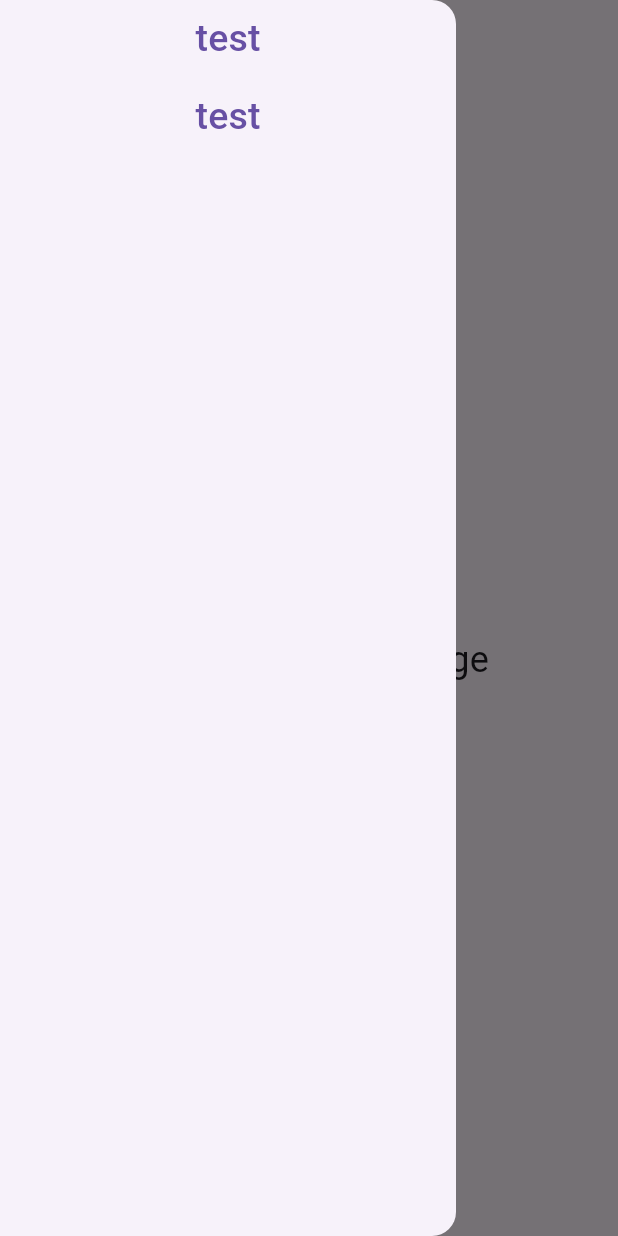
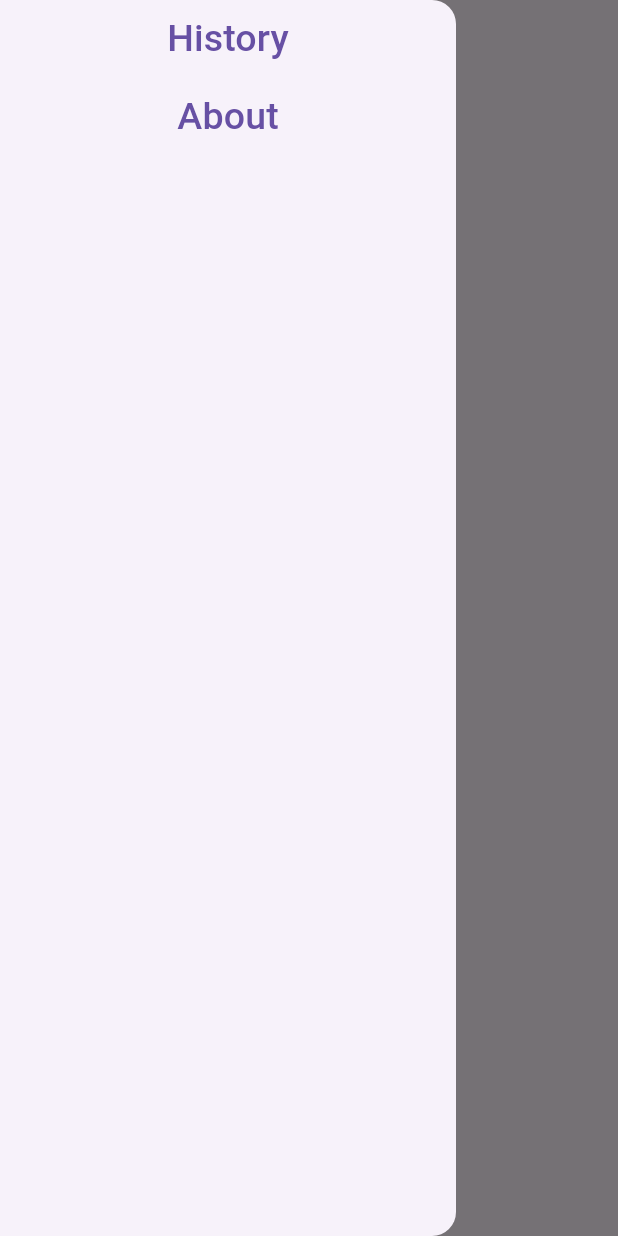
Before and after one commit to cookie70301/flutter_dart_app, a Flutter app: the screen it shows after launch, with the side drawer open, on a phone screen of 412 x 824 dp. Run offline on Flutter 3.47's test engine with Material 3 defaults, Android fonts, the phone set to English and light mode, and no system bars.

Commit message:
課堂修改

```diff
--- a/lib/main.dart
+++ b/lib/main.dart
@@ -29,9 +29,9 @@
                   MaterialPageRoute(
                     builder: (BuildContext context) {
                       return Scaffold(
-                        appBar: AppBar(title: const Text('Next page',style: TextStyle(fontSize: 30),)),
+                        appBar: AppBar(title: const Text('History',style: TextStyle(fontSize: 30),)),
                         body: const Center(
-                        child: Text('這是分頁', style: TextStyle(
+                        child: Text('歷史紀錄之類的', style: TextStyle(
                         fontSize: 24)),
                         ),
                       );
@@ -40,7 +40,7 @@
                 );
               },
               child: Text(
-                "test",style: TextStyle(fontSize: 25)
+                "History",style: TextStyle(fontSize: 25)
               ,)
             ),
             TextButton(
@@ -50,9 +50,9 @@
                       MaterialPageRoute(
                         builder: (BuildContext context) {
                           return Scaffold(
-                            appBar: AppBar(title: const Text('Next page',style: TextStyle(fontSize: 30),)),
+                            appBar: AppBar(title: const Text('About',style: TextStyle(fontSize: 30),)),
                             body: const Center(
-                              child: Text('這是分頁', style: TextStyle(
+                              child: Text('詳情之類的', style: TextStyle(
                                   fontSize: 24)),
                             ),
                           );
@@ -61,17 +61,17 @@
                   );
                 },
                 child: Text(
-                  "test",style: TextStyle(fontSize: 25)
+                  "About",style: TextStyle(fontSize: 25)
                   ,)
             ),
           ],
         ),
       ),
       appBar: AppBar(
-        title: const Text('AppBar Demo'),
+        title: const Text('Home', style: TextStyle(fontSize: 30)),
       ),
       body: const Center(
-          child: Text('This is the home page', style: TextStyle(fontSize: 24))),
+          child: Text('大概是遊戲', style: TextStyle(fontSize: 24))),
     );
   }
 }
```
